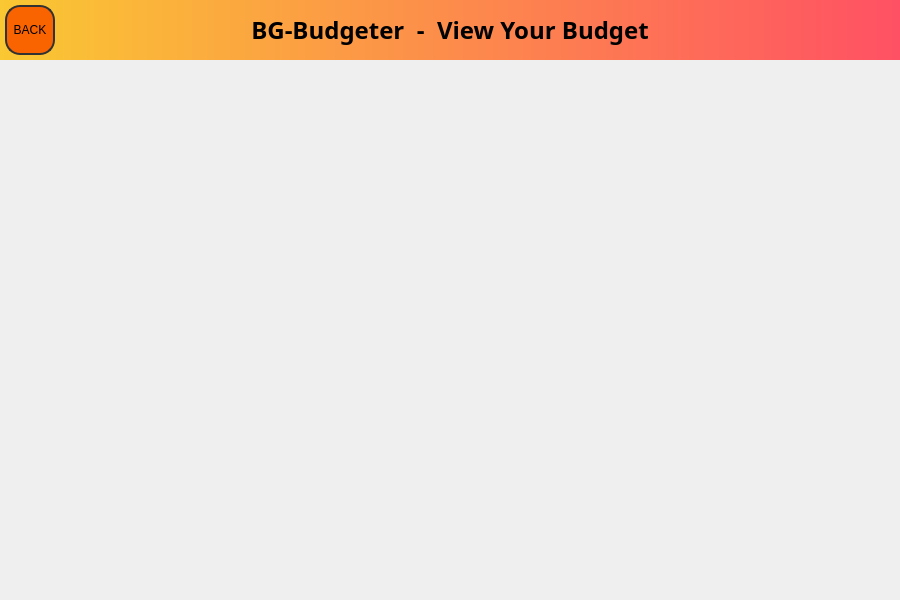
BenSGrant/BG-Budgeter, file QtUiFiles/budgeter.ui: the form before one commit.
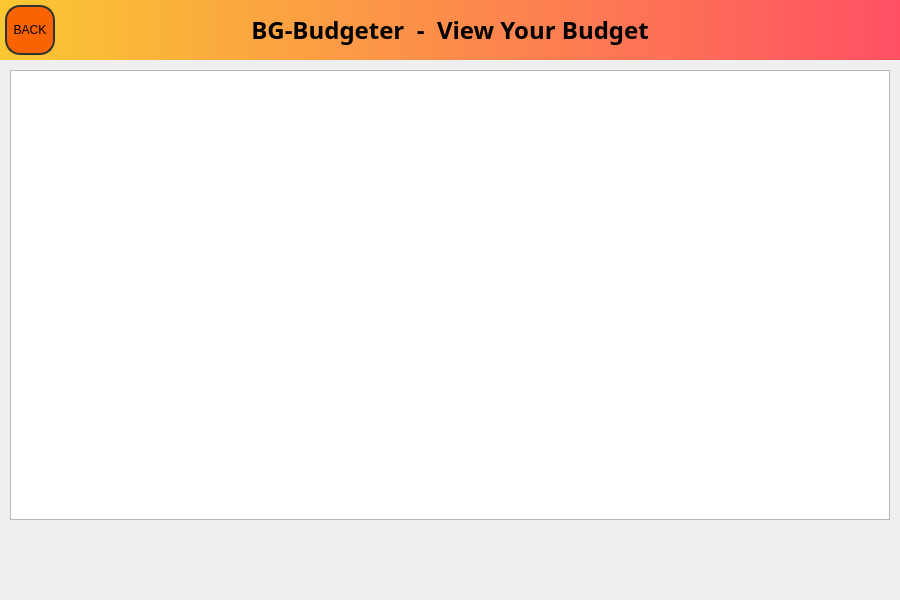
The form after the commit. The open tabs and pages were chosen to show the change.

Commit message: changed window title and names of some objects

```diff
--- a/QtUiFiles/budgeter.ui
+++ b/QtUiFiles/budgeter.ui
@@ -571,6 +571,16 @@
       <string>BACK</string>
      </property>
     </widget>
+    <widget class="QTableWidget" name="budgetTable">
+     <property name="geometry">
+      <rect>
+       <x>10</x>
+       <y>70</y>
+       <width>880</width>
+       <height>450</height>
+      </rect>
+     </property>
+    </widget>
    </widget>
   </widget>
  </widget>
```
Left out of the diff: 4 changed lines with no effect on the pictures. The commit also changes 1 other file.
